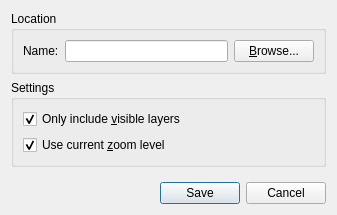
Old version of the form tiled/src/saveasimagedialog.ui in the repository Invertika/tools.
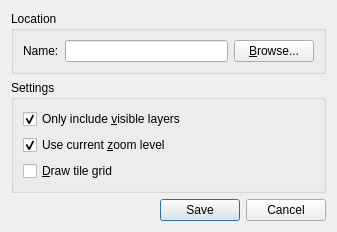
New version of the form.

Patch:
```diff
--- a/tiled/src/saveasimagedialog.ui
+++ b/tiled/src/saveasimagedialog.ui
@@ -7,7 +7,7 @@
     <x>0</x>
     <y>0</y>
     <width>337</width>
-    <height>215</height>
+    <height>231</height>
    </rect>
   </property>
   <property name="windowTitle">
@@ -69,6 +69,13 @@
         </property>
        </widget>
       </item>
+      <item>
+       <widget class="QCheckBox" name="drawTileGrid">
+        <property name="text">
+         <string>&amp;Draw tile grid</string>
+        </property>
+       </widget>
+      </item>
      </layout>
     </widget>
    </item>
```
